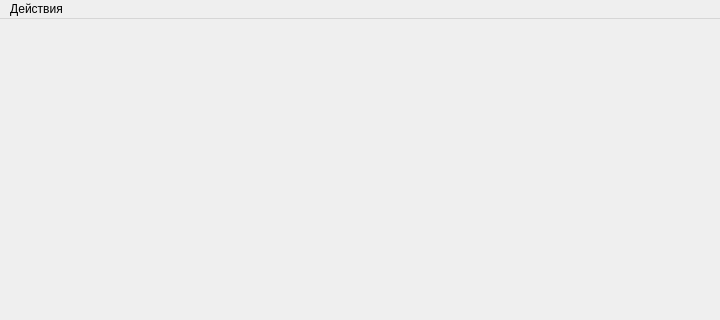
Before: the Qt Designer form main_window.ui in AlexandrShcherbakov/flash_cards, drawn with Qt 5; both pictures show x 0 to 720 and y 0 to 320 of the 720 by 596 pixel window.
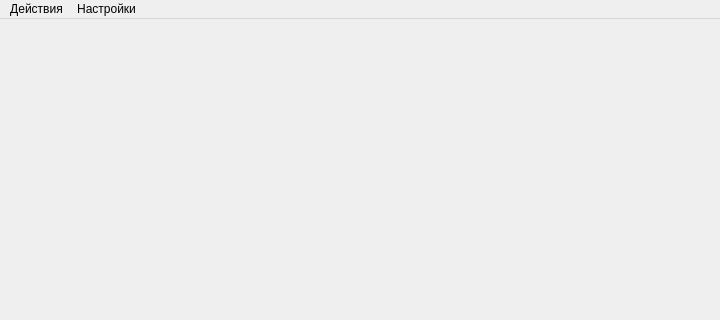
After: the same form once the commit is applied.

```diff
--- a/main_window.ui
+++ b/main_window.ui
@@ -53,7 +53,14 @@
     <addaction name="add_word"/>
     <addaction name="change_list"/>
    </widget>
+   <widget class="QMenu" name="menu_2">
+    <property name="title">
+     <string>Настройки</string>
+    </property>
+    <addaction name="settings"/>
+   </widget>
    <addaction name="menu"/>
+   <addaction name="menu_2"/>
   </widget>
   <widget class="QStatusBar" name="statusbar"/>
   <action name="createList">
```
Left out of the diff: 5 changed lines with no effect on the pictures.
